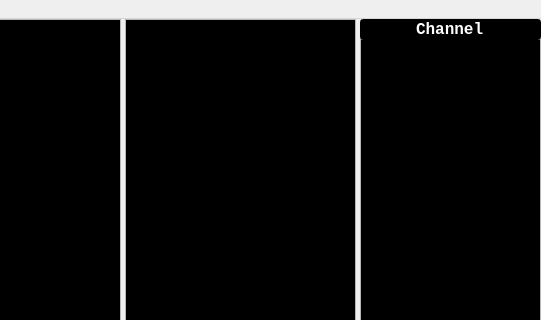
irknet/gproxy-ghostgraz, file GProxy/source/MainGUI.ui: the form before one commit; both pictures show x 540 to 1081 and y 0 to 320 of the 1081 by 577 pixel window.
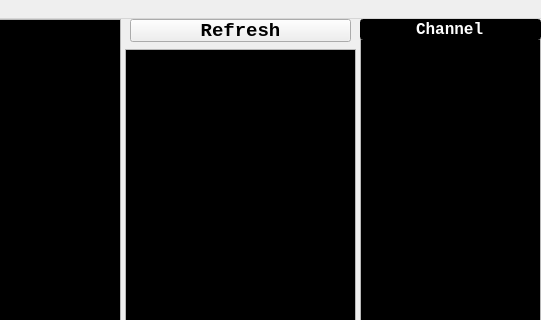
The form after the commit. Icons and pictures are not drawn.

Commit message: Colored gamelist Added a "Refresh" button to the gamelist Phrases are now usable in the channel too Added "Whois" to the context menu Added icons to the context menu

Diff of the .ui file:
```diff
--- a/GProxy/source/MainGUI.ui
+++ b/GProxy/source/MainGUI.ui
@@ -203,9 +203,9 @@
     <property name="geometry">
      <rect>
       <x>665</x>
-      <y>0</y>
+      <y>30</y>
       <width>231</width>
-      <height>551</height>
+      <height>521</height>
      </rect>
     </property>
     <property name="contextMenuPolicy">
@@ -315,6 +315,19 @@
      <bool>true</bool>
     </property>
    </widget>
+   <widget class="QPushButton" name="refreshButton">
+    <property name="geometry">
+     <rect>
+      <x>670</x>
+      <y>0</y>
+      <width>221</width>
+      <height>23</height>
+     </rect>
+    </property>
+    <property name="text">
+     <string>Refresh</string>
+    </property>
+   </widget>
   </widget>
   <widget class="QMenuBar" name="menubar">
    <property name="geometry">
```
The commit also changes 17 other files.
